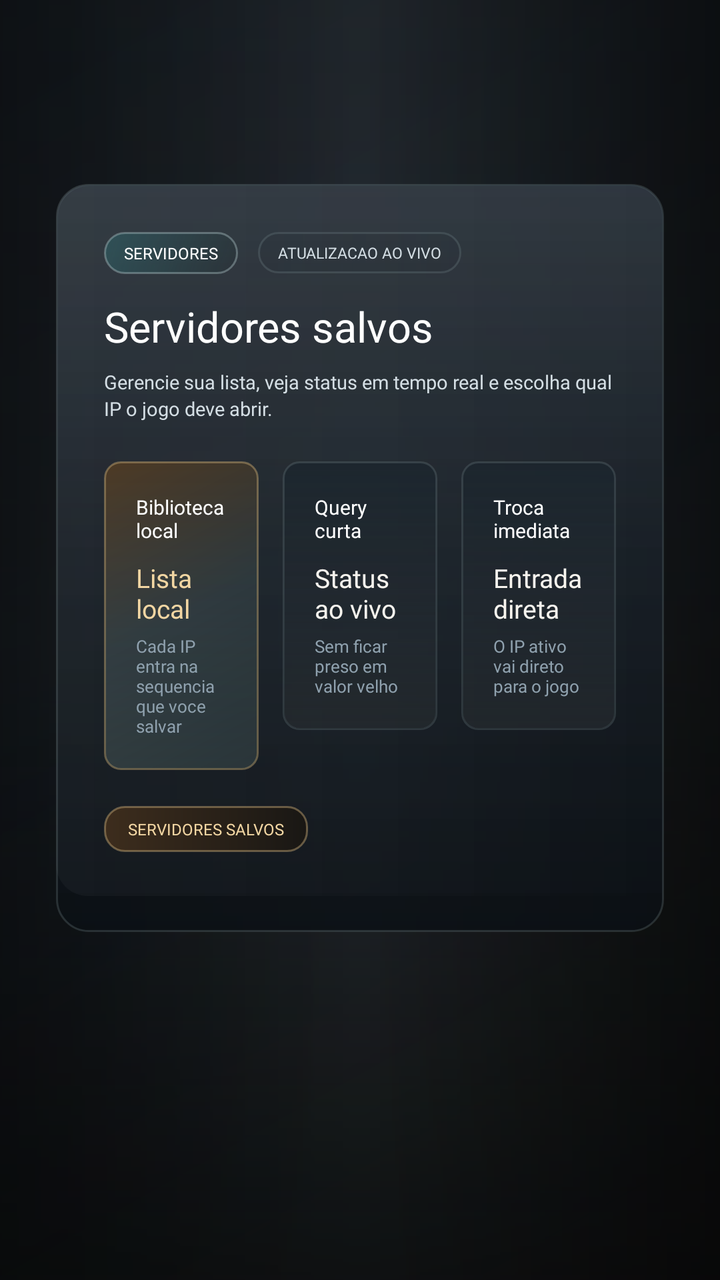
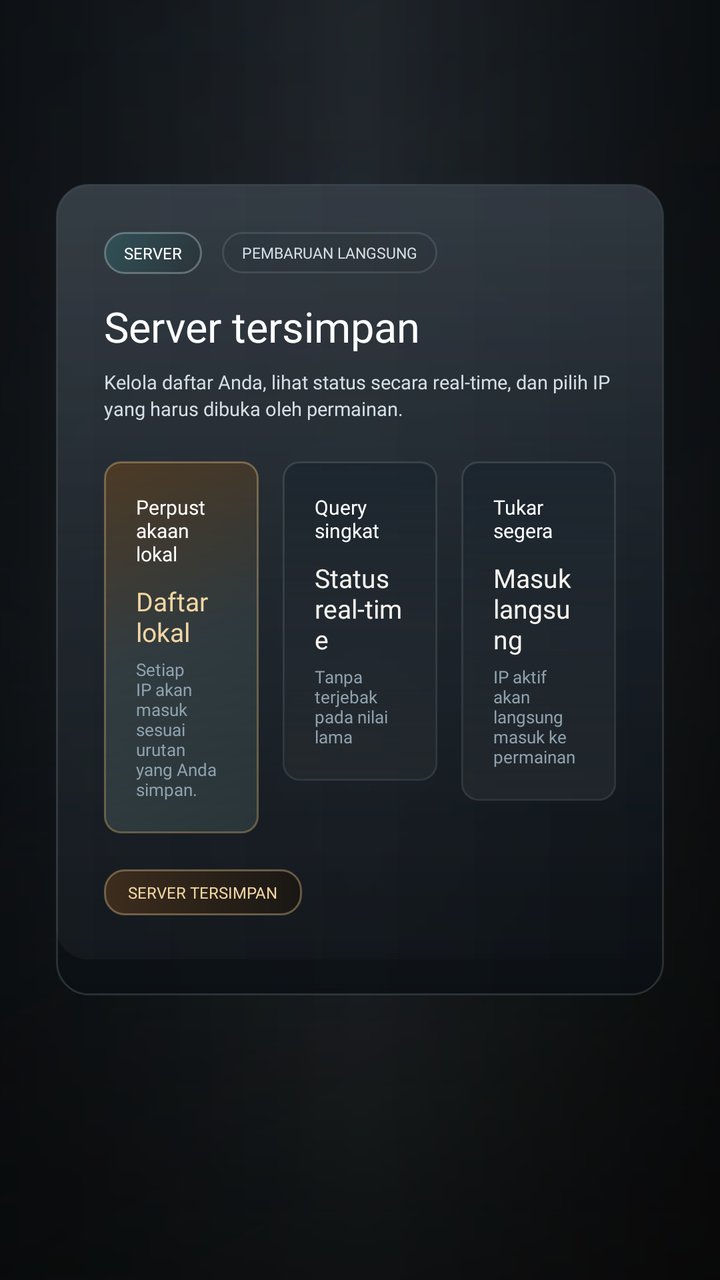

Screens rendered from an Android XML layout before and after an edit, with the pre-edit source and the edit as a unified diff.
<!-- AndroidManifest.xml: application theme Theme.AppCompat.Light.NoActionBar.FullScreen -->
<!-- res/layout/fragment_servers.xml -->
<?xml version="1.0" encoding="utf-8"?>
<FrameLayout xmlns:android="http://schemas.android.com/apk/res/android"
    android:layout_width="match_parent"
    android:layout_height="match_parent">

    <View
        android:layout_width="match_parent"
        android:layout_height="match_parent"
        android:background="@drawable/home_overlay" />

    <ScrollView
        android:layout_width="match_parent"
        android:layout_height="match_parent"
        android:fillViewport="true">

        <LinearLayout
            android:layout_width="match_parent"
            android:layout_height="wrap_content"
            android:gravity="center_horizontal"
            android:orientation="vertical"
            android:paddingStart="28dp"
            android:paddingTop="92dp"
            android:paddingEnd="28dp"
            android:paddingBottom="20dp">

            <LinearLayout
                android:layout_width="match_parent"
                android:layout_height="wrap_content"
                android:background="@drawable/home_panel_surface"
                android:orientation="vertical"
                android:padding="24dp">

                <LinearLayout
                    android:layout_width="match_parent"
                    android:layout_height="wrap_content"
                    android:gravity="center_vertical"
                    android:orientation="horizontal">

                    <TextView
                        android:layout_width="wrap_content"
                        android:layout_height="wrap_content"
                        android:background="@drawable/home_news_badge"
                        android:fontFamily="@font/montserrat_bold"
                        android:paddingStart="10dp"
                        android:paddingTop="5dp"
                        android:paddingEnd="10dp"
                        android:paddingBottom="5dp"
                        android:text="Servidores"
                        android:textAllCaps="true"
                        android:textColor="@android:color/white"
                        android:textSize="8sp" />

                    <TextView
                        android:layout_width="wrap_content"
                        android:layout_height="wrap_content"
                        android:layout_marginStart="10dp"
                        android:background="@drawable/launcher_badge_outline"
                        android:fontFamily="@font/montserrat_bold"
                        android:paddingStart="10dp"
                        android:paddingTop="5dp"
                        android:paddingEnd="10dp"
                        android:paddingBottom="5dp"
                        android:text="ATUALIZACAO AO VIVO"
                        android:textAllCaps="true"
                        android:textColor="@color/launcher_text_secondary"
                        android:textSize="7.5sp" />
                </LinearLayout>

                <TextView
                    android:layout_width="wrap_content"
                    android:layout_height="wrap_content"
                    android:layout_marginTop="12dp"
                    android:fontFamily="@font/montserrat_black"
                    android:text="Servidores salvos"
                    android:textColor="@android:color/white"
                    android:textSize="21sp" />

                <TextView
                    android:layout_width="wrap_content"
                    android:layout_height="wrap_content"
                    android:layout_marginTop="7dp"
                    android:maxWidth="700dp"
                    android:fontFamily="@font/montserrat_medium"
                    android:lineSpacingExtra="2dp"
                    android:text="Gerencie sua lista, veja status em tempo real e escolha qual IP o jogo deve abrir."
                    android:textColor="@color/launcher_text_secondary"
                    android:textSize="9.5sp" />

                <LinearLayout
                    android:layout_width="match_parent"
                    android:layout_height="wrap_content"
                    android:layout_marginTop="20dp"
                    android:orientation="horizontal">

                    <LinearLayout
                        android:layout_width="0dp"
                        android:layout_height="wrap_content"
                        android:layout_weight="1"
                        android:background="@drawable/launcher_stat_tile_emphasis"
                        android:orientation="vertical"
                        android:padding="16dp">

                        <TextView
                            android:layout_width="wrap_content"
                            android:layout_height="wrap_content"
                            android:fontFamily="@font/montserrat_bold"
                            android:text="Biblioteca local"
                            android:textColor="@android:color/white"
                            android:textSize="10sp" />

                        <TextView
                            android:layout_width="wrap_content"
                            android:layout_height="wrap_content"
                            android:layout_marginTop="8dp"
                            android:fontFamily="@font/montserrat_black"
                            android:text="Lista local"
                            android:textColor="@color/launcher_accent_gold_bright"
                            android:textSize="13sp" />

                        <TextView
                            android:layout_width="wrap_content"
                            android:layout_height="wrap_content"
                            android:layout_marginTop="4dp"
                            android:fontFamily="@font/montserrat_medium"
                            android:text="Cada IP entra na sequencia que voce salvar"
                            android:textColor="@color/launcher_text_muted"
                            android:textSize="8.5sp" />
                    </LinearLayout>

                    <LinearLayout
                        android:layout_width="0dp"
                        android:layout_height="wrap_content"
                        android:layout_marginStart="12dp"
                        android:layout_weight="1"
                        android:background="@drawable/launcher_stat_tile"
                        android:orientation="vertical"
                        android:padding="16dp">

                        <TextView
                            android:layout_width="wrap_content"
                            android:layout_height="wrap_content"
                            android:fontFamily="@font/montserrat_bold"
                            android:text="Query curta"
                            android:textColor="@android:color/white"
                            android:textSize="10sp" />

                        <TextView
                            android:layout_width="wrap_content"
                            android:layout_height="wrap_content"
                            android:layout_marginTop="8dp"
                            android:fontFamily="@font/montserrat_black"
                            android:text="Status ao vivo"
                            android:textColor="@color/launcher_text_primary"
                            android:textSize="13sp" />

                        <TextView
                            android:layout_width="wrap_content"
                            android:layout_height="wrap_content"
                            android:layout_marginTop="4dp"
                            android:fontFamily="@font/montserrat_medium"
                            android:text="Sem ficar preso em valor velho"
                            android:textColor="@color/launcher_text_muted"
                            android:textSize="8.5sp" />
                    </LinearLayout>

                    <LinearLayout
                        android:layout_width="0dp"
                        android:layout_height="wrap_content"
                        android:layout_marginStart="12dp"
                        android:layout_weight="1"
                        android:background="@drawable/launcher_stat_tile"
                        android:orientation="vertical"
                        android:padding="16dp">

                        <TextView
                            android:layout_width="wrap_content"
                            android:layout_height="wrap_content"
                            android:fontFamily="@font/montserrat_bold"
                            android:text="Troca imediata"
                            android:textColor="@android:color/white"
                            android:textSize="10sp" />

                        <TextView
                            android:layout_width="wrap_content"
                            android:layout_height="wrap_content"
                            android:layout_marginTop="8dp"
                            android:fontFamily="@font/montserrat_black"
                            android:text="Entrada direta"
                            android:textColor="@color/launcher_text_primary"
                            android:textSize="13sp" />

                        <TextView
                            android:layout_width="wrap_content"
                            android:layout_height="wrap_content"
                            android:layout_marginTop="4dp"
                            android:fontFamily="@font/montserrat_medium"
                            android:text="O IP ativo vai direto para o jogo"
                            android:textColor="@color/launcher_text_muted"
                            android:textSize="8.5sp" />
                    </LinearLayout>
                </LinearLayout>

                <TextView
                    android:layout_width="wrap_content"
                    android:layout_height="wrap_content"
                    android:layout_marginTop="18dp"
                    android:background="@drawable/launcher_badge_gold"
                    android:fontFamily="@font/montserrat_bold"
                    android:paddingStart="12dp"
                    android:paddingTop="6dp"
                    android:paddingEnd="12dp"
                    android:paddingBottom="6dp"
                    android:text="SERVIDORES SALVOS"
                    android:textAllCaps="true"
                    android:textColor="@color/launcher_accent_gold_bright"
                    android:textSize="8sp" />

                <TextView
                    android:id="@+id/server_empty_state"
                    android:layout_width="match_parent"
                    android:layout_height="wrap_content"
                    android:layout_marginTop="14dp"
                    android:background="@drawable/launcher_console_surface"
                    android:fontFamily="@font/montserrat_medium"
                    android:padding="16dp"
                    android:text="Nenhum servidor salvo ainda."
                    android:textColor="@color/launcher_text_secondary"
                    android:textSize="10sp"
                    android:visibility="gone" />

                <TextView
                    android:id="@+id/server_add_shortcut"
                    android:layout_width="220dp"
                    android:layout_height="42dp"
                    android:layout_marginTop="12dp"
                    android:background="@drawable/home_server_select_button"
                    android:fontFamily="@font/montserrat_bold"
                    android:gravity="center"
                    android:text="Adicionar servidor"
                    android:textColor="@android:color/white"
                    android:textSize="10sp"
                    android:visibility="gone" />

                <LinearLayout
                    android:id="@+id/server_list_container"
                    android:layout_width="match_parent"
                    android:layout_height="wrap_content"
                    android:layout_marginTop="16dp"
                    android:orientation="vertical" />
            </LinearLayout>
        </LinearLayout>
    </ScrollView>

</FrameLayout>
<!-- resources referenced by this layout -->
<resources>
  <color name="launcher_accent_gold_bright">#F2D6A3</color>
  <color name="launcher_text_muted">#8FA1AE</color>
  <color name="launcher_text_primary">#F7F4EE</color>
  <color name="launcher_text_secondary">#D4DEE4</color>
  <!-- drawable home_news_badge (drawable) -->
  <?xml version="1.0" encoding="utf-8"?>
  <shape xmlns:android="http://schemas.android.com/apk/res/android"
      android:shape="rectangle">
      <gradient
          android:angle="315"
          android:startColor="#6C2D6F73"
          android:endColor="#33192325" />
      <corners android:radius="10dp" />
      <stroke
          android:width="1dp"
          android:color="#5DBBD4D5" />
  </shape>
  <!-- drawable launcher_badge_gold (drawable) -->
  <?xml version="1.0" encoding="utf-8"?>
  <shape xmlns:android="http://schemas.android.com/apk/res/android"
      android:shape="rectangle">
      <gradient
          android:angle="0"
          android:startColor="#3D2D1D"
          android:endColor="#191714" />
      <corners android:radius="10dp" />
      <stroke
          android:width="1dp"
          android:color="#6AD8B77E" />
  </shape>
  <!-- drawable launcher_badge_outline (drawable) -->
  <?xml version="1.0" encoding="utf-8"?>
  <shape xmlns:android="http://schemas.android.com/apk/res/android"
      android:shape="rectangle">
      <gradient
          android:angle="0"
          android:startColor="#221D2931"
          android:endColor="#120D1218" />
      <corners android:radius="10dp" />
      <stroke
          android:width="1dp"
          android:color="@color/launcher_border_soft" />
  </shape>
  <!-- drawable launcher_stat_tile_emphasis (drawable) -->
  <?xml version="1.0" encoding="utf-8"?>
  <layer-list xmlns:android="http://schemas.android.com/apk/res/android">
      <item>
          <shape android:shape="rectangle">
              <gradient
                  android:angle="315"
                  android:startColor="#4D3A25"
                  android:centerColor="#253137"
                  android:endColor="#132127" />
              <corners android:radius="8dp" />
              <stroke
                  android:width="1dp"
                  android:color="#68D7B678" />
          </shape>
      </item>
      <item
          android:left="1dp"
          android:top="1dp"
          android:right="1dp"
          android:bottom="1dp">
          <shape android:shape="rectangle">
              <gradient
                  android:angle="90"
                  android:startColor="#18FFF6E2"
                  android:endColor="#00FFFFFF" />
              <corners android:radius="7dp" />
          </shape>
      </item>
  </layer-list>
  <style name="Theme.AppCompat.Light.NoActionBar.FullScreen" parent="@style/Theme.AppCompat.Light.NoActionBar">
          <item name="android:windowNoTitle">true</item>
          <item name="android:windowActionBar">false</item>
          <item name="android:windowFullscreen">true</item>
          <item name="android:windowContentOverlay">@null</item>
          <item name="android:windowLayoutInDisplayCutoutMode">shortEdges</item>
      </style>
  <color name="launcher_panel_top">#E71B242D</color>
  <color name="launcher_panel_bottom">#D00A0F14</color>
  <color name="launcher_border_soft">#42798A91</color>
  <color name="launcher_accent_teal">#32898C</color>
  <color name="launcher_accent_teal_dark">#174A4F</color>
  <!-- unchanged entries left out for length: 5 -->
</resources>

<!-- the commit's change to res/layout/fragment_servers.xml (unified diff, before → after) -->
@@ -45,7 +45,7 @@
                         android:paddingTop="5dp"
                         android:paddingEnd="10dp"
                         android:paddingBottom="5dp"
-                        android:text="Servidores"
+                        android:text="Server"
                         android:textAllCaps="true"
                         android:textColor="@android:color/white"
                         android:textSize="8sp" />
@@ -60,7 +60,7 @@
                         android:paddingTop="5dp"
                         android:paddingEnd="10dp"
                         android:paddingBottom="5dp"
-                        android:text="ATUALIZACAO AO VIVO"
+                        android:text="PEMBARUAN LANGSUNG"
                         android:textAllCaps="true"
                         android:textColor="@color/launcher_text_secondary"
                         android:textSize="7.5sp" />
@@ -71,7 +71,7 @@
                     android:layout_height="wrap_content"
                     android:layout_marginTop="12dp"
                     android:fontFamily="@font/montserrat_black"
-                    android:text="Servidores salvos"
+                    android:text="Server tersimpan"
                     android:textColor="@android:color/white"
                     android:textSize="21sp" />
 
@@ -82,7 +82,7 @@
                     android:maxWidth="700dp"
                     android:fontFamily="@font/montserrat_medium"
                     android:lineSpacingExtra="2dp"
-                    android:text="Gerencie sua lista, veja status em tempo real e escolha qual IP o jogo deve abrir."
+                    android:text="Kelola daftar Anda, lihat status secara real-time, dan pilih IP yang harus dibuka oleh permainan."
                     android:textColor="@color/launcher_text_secondary"
                     android:textSize="9.5sp" />
 
@@ -104,7 +104,7 @@
                             android:layout_width="wrap_content"
                             android:layout_height="wrap_content"
                             android:fontFamily="@font/montserrat_bold"
-                            android:text="Biblioteca local"
+                            android:text="Perpustakaan lokal"
                             android:textColor="@android:color/white"
                             android:textSize="10sp" />
 
@@ -113,7 +113,7 @@
                             android:layout_height="wrap_content"
                             android:layout_marginTop="8dp"
                             android:fontFamily="@font/montserrat_black"
-                            android:text="Lista local"
+                            android:text="Daftar lokal"
                             android:textColor="@color/launcher_accent_gold_bright"
                             android:textSize="13sp" />
 
@@ -122,7 +122,7 @@
                             android:layout_height="wrap_content"
                             android:layout_marginTop="4dp"
                             android:fontFamily="@font/montserrat_medium"
-                            android:text="Cada IP entra na sequencia que voce salvar"
+                            android:text="Setiap IP akan masuk sesuai urutan yang Anda simpan."
                             android:textColor="@color/launcher_text_muted"
                             android:textSize="8.5sp" />
                     </LinearLayout>
@@ -140,7 +140,7 @@
                             android:layout_width="wrap_content"
                             android:layout_height="wrap_content"
                             android:fontFamily="@font/montserrat_bold"
-                            android:text="Query curta"
+                            android:text="Query singkat"
                             android:textColor="@android:color/white"
                             android:textSize="10sp" />
 
@@ -149,7 +149,7 @@
                             android:layout_height="wrap_content"
                             android:layout_marginTop="8dp"
                             android:fontFamily="@font/montserrat_black"
-                            android:text="Status ao vivo"
+                            android:text="Status real-time"
                             android:textColor="@color/launcher_text_primary"
                             android:textSize="13sp" />
 
@@ -158,7 +158,7 @@
                             android:layout_height="wrap_content"
                             android:layout_marginTop="4dp"
                             android:fontFamily="@font/montserrat_medium"
-                            android:text="Sem ficar preso em valor velho"
+                            android:text="Tanpa terjebak pada nilai lama"
                             android:textColor="@color/launcher_text_muted"
                             android:textSize="8.5sp" />
                     </LinearLayout>
@@ -176,7 +176,7 @@
                             android:layout_width="wrap_content"
                             android:layout_height="wrap_content"
                             android:fontFamily="@font/montserrat_bold"
-                            android:text="Troca imediata"
+                            android:text="Tukar segera"
                             android:textColor="@android:color/white"
                             android:textSize="10sp" />
 
@@ -185,7 +185,7 @@
                             android:layout_height="wrap_content"
                             android:layout_marginTop="8dp"
                             android:fontFamily="@font/montserrat_black"
-                            android:text="Entrada direta"
+                            android:text="Masuk langsung"
                             android:textColor="@color/launcher_text_primary"
                             android:textSize="13sp" />
 
@@ -194,7 +194,7 @@
                             android:layout_height="wrap_content"
                             android:layout_marginTop="4dp"
                             android:fontFamily="@font/montserrat_medium"
-                            android:text="O IP ativo vai direto para o jogo"
+                            android:text="IP aktif akan langsung masuk ke permainan"
                             android:textColor="@color/launcher_text_muted"
                             android:textSize="8.5sp" />
                     </LinearLayout>
@@ -210,7 +210,7 @@
                     android:paddingTop="6dp"
                     android:paddingEnd="12dp"
                     android:paddingBottom="6dp"
-                    android:text="SERVIDORES SALVOS"
+                    android:text="SERVER TERSIMPAN"
                     android:textAllCaps="true"
                     android:textColor="@color/launcher_accent_gold_bright"
                     android:textSize="8sp" />
@@ -223,7 +223,7 @@
                     android:background="@drawable/launcher_console_surface"
                     android:fontFamily="@font/montserrat_medium"
                     android:padding="16dp"
-                    android:text="Nenhum servidor salvo ainda."
+                    android:text="Belum ada server tersimpan."
                     android:textColor="@color/launcher_text_secondary"
                     android:textSize="10sp"
                     android:visibility="gone" />
@@ -236,7 +236,7 @@
                     android:background="@drawable/home_server_select_button"
                     android:fontFamily="@font/montserrat_bold"
                     android:gravity="center"
-                    android:text="Adicionar servidor"
+                    android:text="Tambahkan server"
                     android:textColor="@android:color/white"
                     android:textSize="10sp"
                     android:visibility="gone" />
